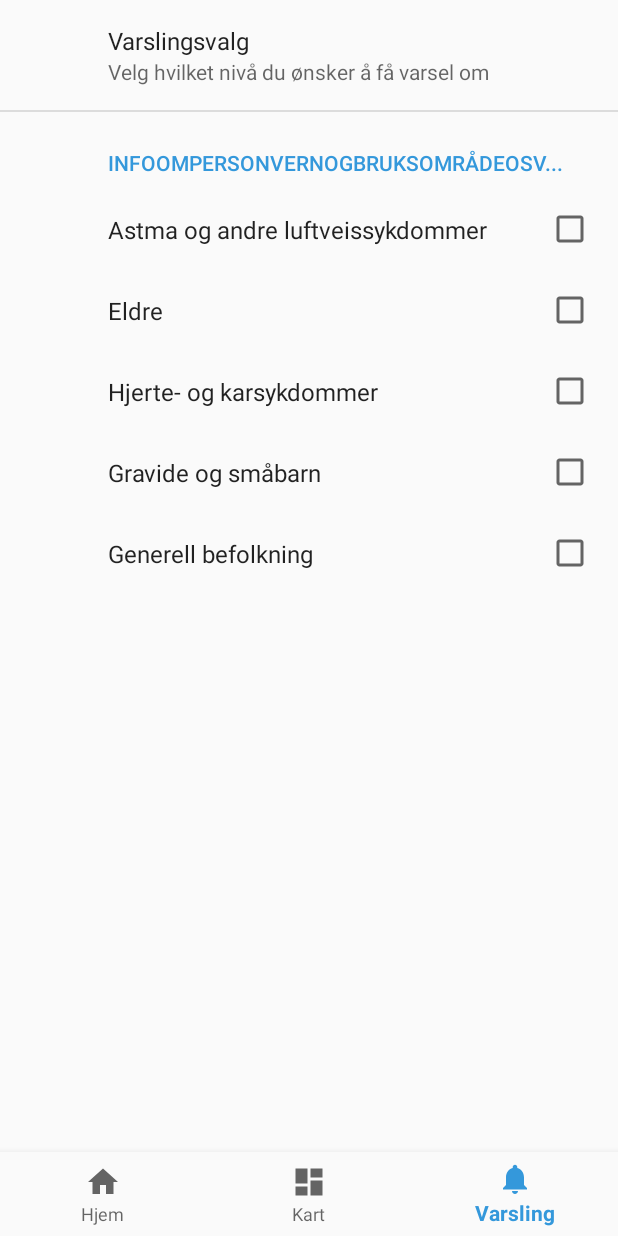
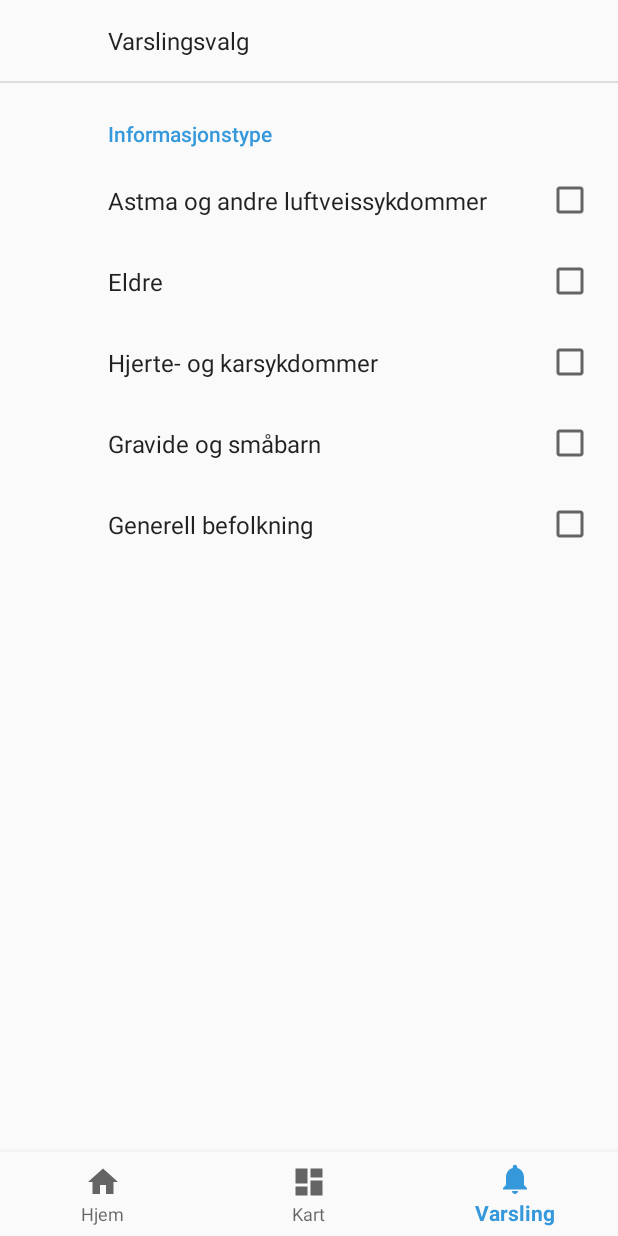
Before and after one commit to DSharifi/AirQualityCity, an Android app: the screen it shows after launch (MainActivity), item 3 of the bottom bar chosen, on a phone screen of 412 x 824 dp. Run offline under Robolectric (Android 15) with nearby library versions, the phone set to English and light mode, and no system bars; our stand-ins replace androidx.preference; libraries missing offline, so code that uses them is left out: com.github.salomonbrys.kotson; 5 statements that could not run were skipped.

Commit message:
Notification merged

```diff
--- a/Dev/app/src/main/java/com/example/gruppe30in2000/MainActivity.kt
+++ b/Dev/app/src/main/java/com/example/gruppe30in2000/MainActivity.kt
@@ -100,6 +100,11 @@
     }
 
 
+
+
+    //Burde flyttes ut til en annen fil
+
+
     fun notifyer() {
         notificationManager = getSystemService(Context.NOTIFICATION_SERVICE) as NotificationManager
         val prefs = PreferenceManager.getDefaultSharedPreferences(this)
--- a/Dev/app/src/main/java/com/example/gruppe30in2000/Map/MapFragment.kt
+++ b/Dev/app/src/main/java/com/example/gruppe30in2000/Map/MapFragment.kt
@@ -75,7 +75,8 @@
         val mapStations = MapStationsHandler(mMap, this.context!!)
         mapStations.addAllStations(MainActivity.staticAirQualityStationsList)
 
-
+        mMap.uiSettings.isZoomControlsEnabled = true
+        mMap.setPadding(25, 25, 25, 125)
     }
 
 
--- a/Dev/app/src/main/java/com/example/gruppe30in2000/PreferenceFragment.kt
+++ b/Dev/app/src/main/java/com/example/gruppe30in2000/PreferenceFragment.kt
@@ -1,13 +1,17 @@
 package com.example.gruppe30in2000
 
 import android.os.Bundle
+import android.preference.PreferenceManager
+import android.support.v7.preference.ListPreference
+import android.support.v7.preference.Preference
 import android.support.v7.preference.PreferenceFragmentCompat
 import android.view.LayoutInflater
 import android.view.View
 import android.view.ViewGroup
 
+
+
 class PreferenceFragment : PreferenceFragmentCompat() {
-
 
     companion object {
         val astmaKEY = "astma_key"
@@ -18,10 +22,49 @@
 
         val alertValue = "alertValue"
 
+
+        //Updates and shows the chosen setting-value
+        private val sBindPreferenceSummaryToValueListener = Preference.OnPreferenceChangeListener { preference, value ->
+            val stringValue = value.toString()
+            if (preference is ListPreference) {
+                // For list preferences, look up the correct display value in
+                // the preference's 'entries' list.
+                val listPreference = preference
+                val index = listPreference.findIndexOfValue(stringValue)
+
+                // Set the summary to reflect the new value.
+                preference.setSummary(
+                    if (index >= 0)
+                        listPreference.entries[index]
+                    else
+                        null)
+
+            }
+            else {
+                // For all other preferences, set the summary to the value's
+                // simple string representation.
+                preference.summary = stringValue
+            }
+            true
+        }
+
+        private fun bindPreferenceSummaryToValue(preference: Preference) {
+            // Set the listener to watch for value changes.
+            preference.onPreferenceChangeListener = sBindPreferenceSummaryToValueListener
+
+            // Trigger the listener immediately with the preference's
+            // current value.
+            sBindPreferenceSummaryToValueListener.onPreferenceChange(preference,
+                PreferenceManager
+                    .getDefaultSharedPreferences(preference.context)
+                    .getString(preference.key, ""))
+        }
     }
+
 
     override fun onCreatePreferences(savedstates: Bundle?, rootkey: String?) {
         setPreferencesFromResource(R.xml.settings_screen, rootkey)
+        bindPreferenceSummaryToValue(findPreference("alertValue"))
     }
 
     override fun onCreateView(inflater: LayoutInflater, container: ViewGroup?, savedInstanceState: Bundle?): View? {
--- a/Dev/app/src/main/res/layout/fragment_map.xml
+++ b/Dev/app/src/main/res/layout/fragment_map.xml
@@ -9,6 +9,7 @@
           android:id="@+id/map"
           android:layout_width="match_parent"
           android:layout_height="match_parent"
+          android:layout_marginBottom="10dp"
           tools:context=".MapsActivity"
           android:name="com.google.android.gms.maps.SupportMapFragment"
 
--- a/Dev/app/src/main/res/values/dropdown_alert_value.xml
+++ b/Dev/app/src/main/res/values/dropdown_alert_value.xml
@@ -2,8 +2,8 @@
 <resources>
     <string-array name="drop">
         <item>Ingen varsling</item>
-        <item>Moderat</item>
-        <item>Hoy</item>
+        <item>Moderat og høyere</item>
+        <item>Høy</item>
     </string-array>
 
     <string-array name="dropValue">
--- a/Dev/app/src/main/res/xml/settings_screen.xml
+++ b/Dev/app/src/main/res/xml/settings_screen.xml
@@ -10,7 +10,7 @@
             android:entryValues="@array/dropValue" />
 
     <PreferenceCategory
-        android:title="INFOOMPERSONVERNOGBRUKSOMRÅDEOSV...">
+        android:title="Informasjonstype">
 
         <CheckBoxPreference
                 android:key="astma_key"
```
